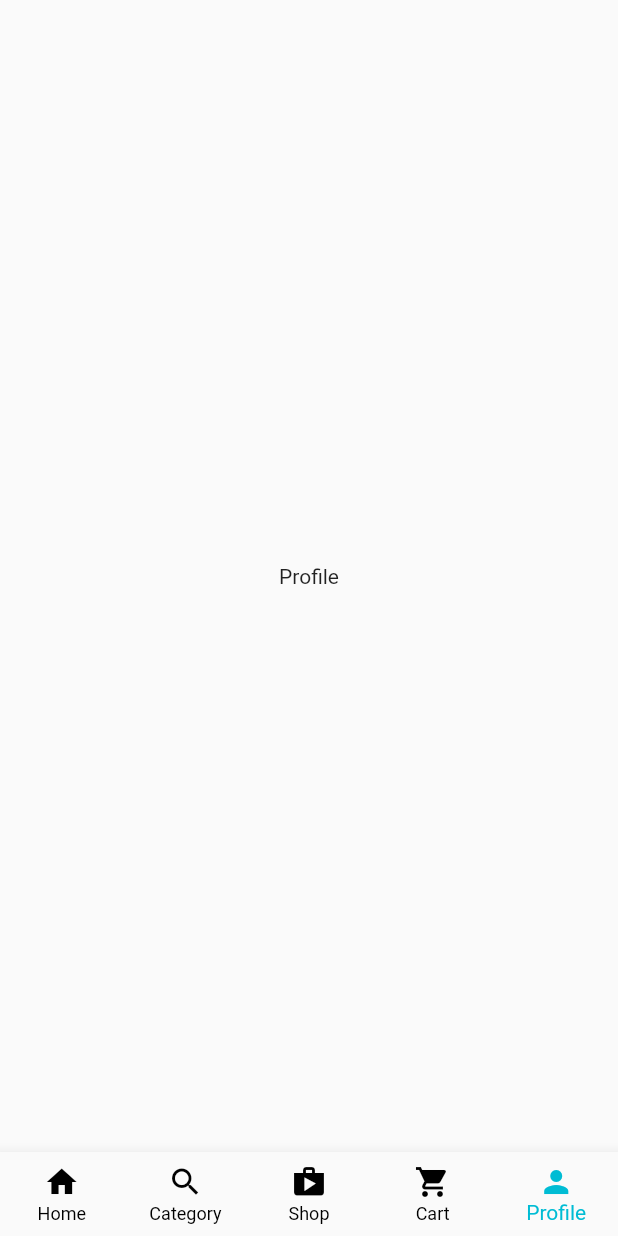
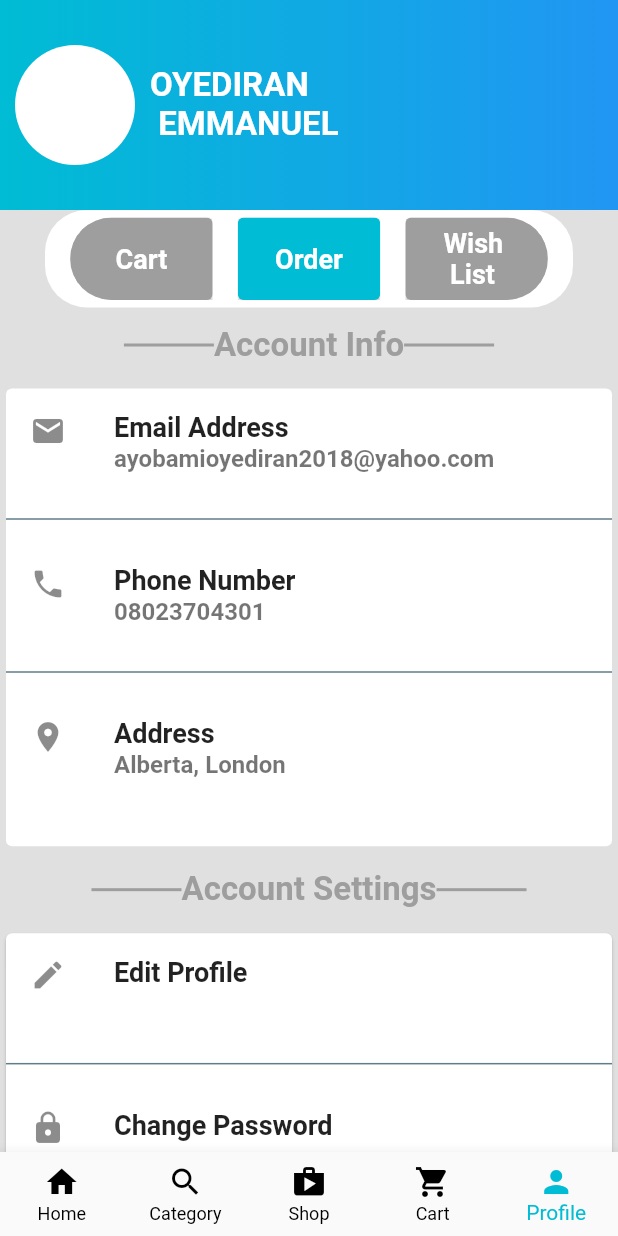
Before and after one commit to EmmanuelImpact/multivendor-app, a Flutter app: the screen it shows after launch, item 5 of the bottom bar chosen, on a phone screen of 412 x 824 dp. Run offline on Flutter 3.47's test engine with Material 2 defaults, Android fonts, the phone set to English and light mode, and no system bars; our stand-ins replace cloud_firestore, firebase_auth, firebase_core, firebase_storage, image_picker; accounts and stored records are empty.

Commit message:
Brush up

```diff
--- a/lib/main.dart
+++ b/lib/main.dart
@@ -1,6 +1,6 @@
 import 'package:flutter/material.dart';
 import 'package:flutter/services.dart';
-import './views/customer_signup_page.dart';
+//import './views/customer_signup_page.dart';
 import 'package:firebase_core/firebase_core.dart';
 import './views/customer_home_screen.dart';
 
@@ -28,6 +28,11 @@ class MultiVendorApp extends StatelessWidget {
 
   @override
   Widget build(BuildContext context) {
+    SystemChrome.setSystemUIOverlayStyle(
+      SystemUiOverlayStyle(
+        statusBarColor: Colors.transparent,
+      ),
+    );
     return MaterialApp(
       debugShowCheckedModeBanner: false,
       theme: ThemeData(
@@ -35,6 +40,10 @@ class MultiVendorApp extends StatelessWidget {
         textTheme: ThemeData.light().textTheme.copyWith(
               headline1: const TextStyle(
                 color: Colors.cyan,
+              ),
+              headline6: TextStyle(
+                fontFamily: 'Alkalami',
+                fontSize: 10.5,
               ),
             ),
       ),
--- a/lib/views/bottom_navigation_screens/category_screen.dart
+++ b/lib/views/bottom_navigation_screens/category_screen.dart
@@ -63,7 +63,7 @@ class _CategoryScreenState extends State<CategoryScreen> {
               height: MediaQuery.of(context).size.height * 0.8,
               child: PageView(
                 controller: _pageController,
-                scrollDirection: Axis.vertical,
+                scrollDirection: Axis.horizontal,
                 onPageChanged: (value) {
                   for (var elements in mainCategoryList) {
                     elements.isSelected = false;
--- /dev/null
+++ b/lib/views/bottom_navigation_screens/profile_screen.dart
@@ -0,0 +1,277 @@
+import 'package:flutter/material.dart';
+
+class ProfileScreen extends StatelessWidget {
+  Widget rowBottonsList({
+    BorderRadius? radius,
+    required String text,
+    required Color color,
+  }) {
+    return Container(
+      height: 55,
+      width: 95,
+      decoration: BoxDecoration(),
+      child: ClipRRect(
+        borderRadius: radius,
+        child: ElevatedButton(
+          style: ButtonStyle(
+            backgroundColor: MaterialStateProperty.all(
+              color,
+            ),
+          ),
+          onPressed: () {},
+          child: Text(
+            text,
+            style: TextStyle(
+              color: Colors.white,
+              fontSize: 18,
+              fontWeight: FontWeight.bold,
+            ),
+          ),
+        ),
+      ),
+    );
+  }
+
+  Widget listTile({
+    required IconData icon,
+    required String title,
+    String? subtitle,
+  }) {
+    return ListTile(
+      leading: Icon(icon),
+      title: Text(
+        title,
+        style: TextStyle(
+          fontSize: 18,
+          fontWeight: FontWeight.bold,
+        ),
+      ),
+      subtitle: Text(
+        subtitle!,
+        style: TextStyle(
+          fontWeight: FontWeight.bold,
+          fontSize: 16,
+        ),
+      ),
+    );
+  }
+
+  List<Widget> heading(
+    String heading,
+  ) {
+    return [
+      SizedBox(
+        height: 50,
+        child: Row(
+          mainAxisAlignment: MainAxisAlignment.center,
+          children: [
+            SizedBox(
+              width: 60,
+              child: Divider(
+                color: Colors.grey,
+                thickness: 2,
+              ),
+            ),
+            Text(
+              heading,
+              style: TextStyle(
+                fontSize: 22,
+                fontWeight: FontWeight.bold,
+                color: Colors.grey,
+              ),
+            ),
+            SizedBox(
+              width: 60,
+              child: Divider(
+                color: Colors.grey,
+                thickness: 2,
+              ),
+            ),
+          ],
+        ),
+      ),
+    ];
+  }
+
+  @override
+  Widget build(BuildContext context) {
+    return Scaffold(
+      backgroundColor: Colors.grey.shade300,
+      body: CustomScrollView(
+        slivers: [
+          SliverAppBar(
+            expandedHeight: 140,
+            flexibleSpace: LayoutBuilder(
+              builder: (context, constraints) {
+                return FlexibleSpaceBar(
+                  title: AnimatedOpacity(
+                    opacity: constraints.biggest.height <= 120 ? 1 : 0,
+                    duration: Duration(
+                      milliseconds: 120,
+                    ),
+                    child: Text(
+                      'Account',
+                      style: TextStyle(
+                        fontSize: 25,
+                        fontWeight: FontWeight.bold,
+                      ),
+                    ),
+                  ),
+                  background: Container(
+                    decoration: BoxDecoration(
+                      gradient: LinearGradient(
+                        colors: [
+                          Colors.cyan,
+                          Colors.blue,
+                        ],
+                      ),
+                    ),
+                    child: Row(
+                      children: [
+                        Padding(
+                          padding: const EdgeInsets.all(10.0),
+                          child: CircleAvatar(
+                            radius: 40,
+                            backgroundColor: Colors.white,
+                          ),
+                        ),
+                        Text(
+                          'OYEDIRAN \n EMMANUEL',
+                          style: TextStyle(
+                            fontSize: 22,
+                            fontWeight: FontWeight.bold,
+                            color: Colors.white,
+                          ),
+                        ),
+                      ],
+                    ),
+                  ),
+                );
+              },
+            ),
+          ),
+          SliverToBoxAdapter(
+            child: Column(
+              crossAxisAlignment: CrossAxisAlignment.center,
+              children: [
+                Container(
+                  width: MediaQuery.of(context).size.width - 60,
+                  height: 65,
+                  decoration: BoxDecoration(
+                    color: Colors.white,
+                    borderRadius: BorderRadius.circular(28),
+                  ),
+                  child: Row(
+                    mainAxisAlignment: MainAxisAlignment.spaceEvenly,
+                    children: [
+                      rowBottonsList(
+                        text: 'Cart',
+                        radius: BorderRadius.only(
+                          topLeft: Radius.circular(28),
+                          bottomLeft: Radius.circular(28),
+                        ),
+                        color: Colors.grey.shade500,
+                      ),
+                      rowBottonsList(
+                        text: 'Order',
+                        radius: BorderRadius.circular(0),
+                        color: Colors.cyan,
+                      ),
+                      rowBottonsList(
+                        text: 'Wish \n List',
+                        radius: BorderRadius.only(
+                          topRight: Radius.circular(28),
+                          bottomRight: Radius.circular(28),
+                        ),
+                        color: Colors.grey.shade500,
+                      ),
+                    ],
+                  ),
+                ),
+                ...heading('Account Info'),
+                SizedBox(
+                  height: MediaQuery.of(context).size.height * 0.38,
+                  child: Card(
+                    elevation: 0,
+                    child: Column(
+                      children: [
+                        listTile(
+                          icon: Icons.email,
+                          title: 'Email Address',
+                          subtitle: 'ayobamioyediran2018@yahoo.com',
+                        ),
+                        SizedBox(
+                          height: 30,
+                          child: Divider(
+                            color: Colors.blueGrey,
+                            thickness: 1,
+                          ),
+                        ),
+                        listTile(
+                          icon: Icons.phone,
+                          title: 'Phone Number',
+                          subtitle: '08023704301',
+                        ),
+                        SizedBox(
+                          height: 30,
+                          child: Divider(
+                            color: Colors.blueGrey,
+                            thickness: 1,
+                          ),
+                        ),
+                        listTile(
+                          icon: Icons.place,
+                          title: 'Address',
+                          subtitle: 'Alberta, London',
+                        ),
+                      ],
+                    ),
+                  ),
+                ),
+                ...heading('Account Settings'),
+                SizedBox(
+                  height: MediaQuery.of(context).size.height * 0.38,
+                  child: Card(
+                    child: Column(
+                      children: [
+                        listTile(
+                          icon: Icons.edit,
+                          title: 'Edit Profile',
+                          subtitle: '',
+                        ),
+                        SizedBox(
+                          height: 30,
+                          child: Divider(
+                            color: Colors.blueGrey,
+                            thickness: 1,
+                          ),
+                        ),
+                        listTile(
+                          icon: Icons.lock,
+                          title: 'Change Password',
+                          subtitle: '',
+                        ),
+                        SizedBox(
+                          height: 30,
+                          child: Divider(
+                            color: Colors.blueGrey,
+                            thickness: 1,
+                          ),
+                        ),
+                        listTile(
+                          icon: Icons.logout,
+                          title: 'Logout',
+                          subtitle: '',
+                        ),
+                      ],
+                    ),
+                  ),
+                ),
+              ],
+            ),
+          ),
+        ],
+      ),
+    );
+  }
+}
--- a/lib/views/customer_home_screen.dart
+++ b/lib/views/customer_home_screen.dart
@@ -1,4 +1,5 @@
 import 'package:flutter/material.dart';
+import 'package:multi_vendor_app/views/bottom_navigation_screens/profile_screen.dart';
 import 'bottom_navigation_screens/category_screen.dart';
 import '../views/bottom_navigation_screens/home_screen.dart';
 
@@ -13,7 +14,7 @@ class CustomerHomeScreen extends StatefulWidget {
 
 class _CustomerHomeScreenState extends State<CustomerHomeScreen> {
 //Logic For The Body
-  final List<Widget> _pages = const [
+  final List<Widget> _pages = [
     HomeScreen(),
     CategoryScreen(),
     Center(
@@ -22,9 +23,7 @@ class _CustomerHomeScreenState extends State<CustomerHomeScreen> {
     Center(
       child: Text('Cart'),
     ),
-    Center(
-      child: Text('Profile'),
-    ),
+    ProfileScreen(),
   ];
 
   var _selectedIndex = 0;
--- a/lib/views/inners_screen/men_screen.dart
+++ b/lib/views/inners_screen/men_screen.dart
@@ -53,6 +53,7 @@ class MenScreen extends StatelessWidget {
                     Text(
                       menSubCategory[index],
                       textAlign: TextAlign.center,
+                      style: Theme.of(context).textTheme.headline6,
                     ),
                   ],
                 ),
```
Also changed, not shown: lib/models/categories_list.dart (+96 -96 lines), lib/views/inners_screen/electronics_screen.dart (+14 -3 lines), lib/views/inners_screen/groceries_screen.dart (+13 -3 lines), lib/views/inners_screen/kids_screen.dart (+13 -3 lines), lib/views/inners_screen/upholstery_screen.dart (+13 -3 lines), lib/views/inners_screen/utensils_screen.dart (+22 -13 lines), lib/views/inners_screen/women_screen.dart (+12 -5 lines), pubspec.yaml (+5 -5 lines), assets/fonts/Alkalami-Regular.ttf (added), assets/images/electronics/elect2.jpg (added).
